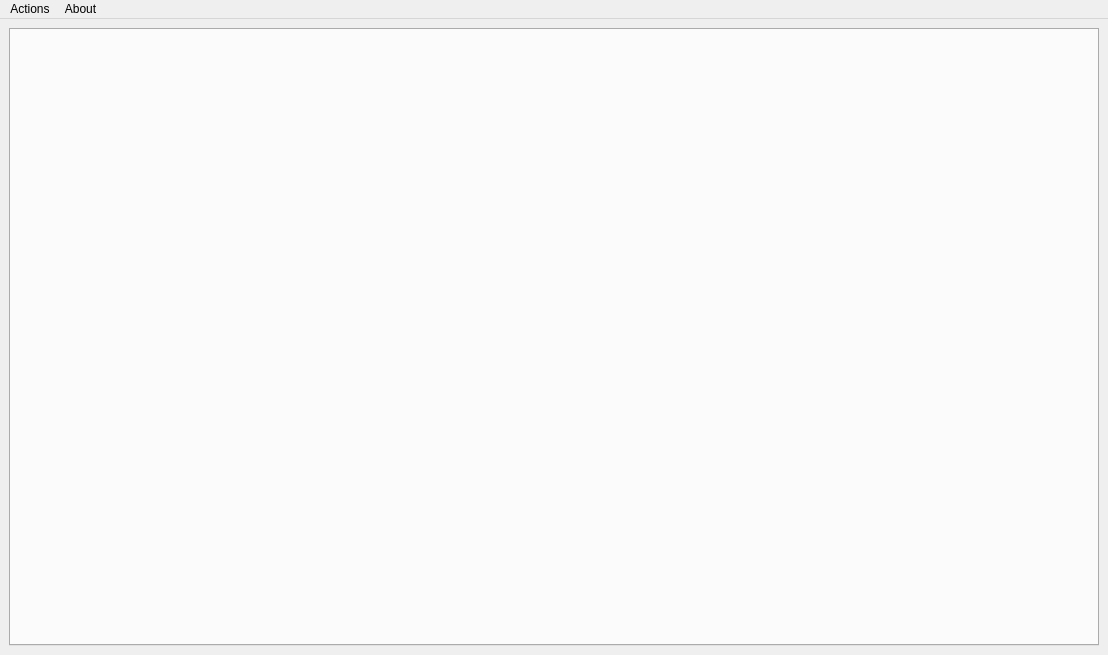
This is src/spool/ui/spool.ui in pyrocko/kite as Qt 5 draws it before an edit. The edited form follows.
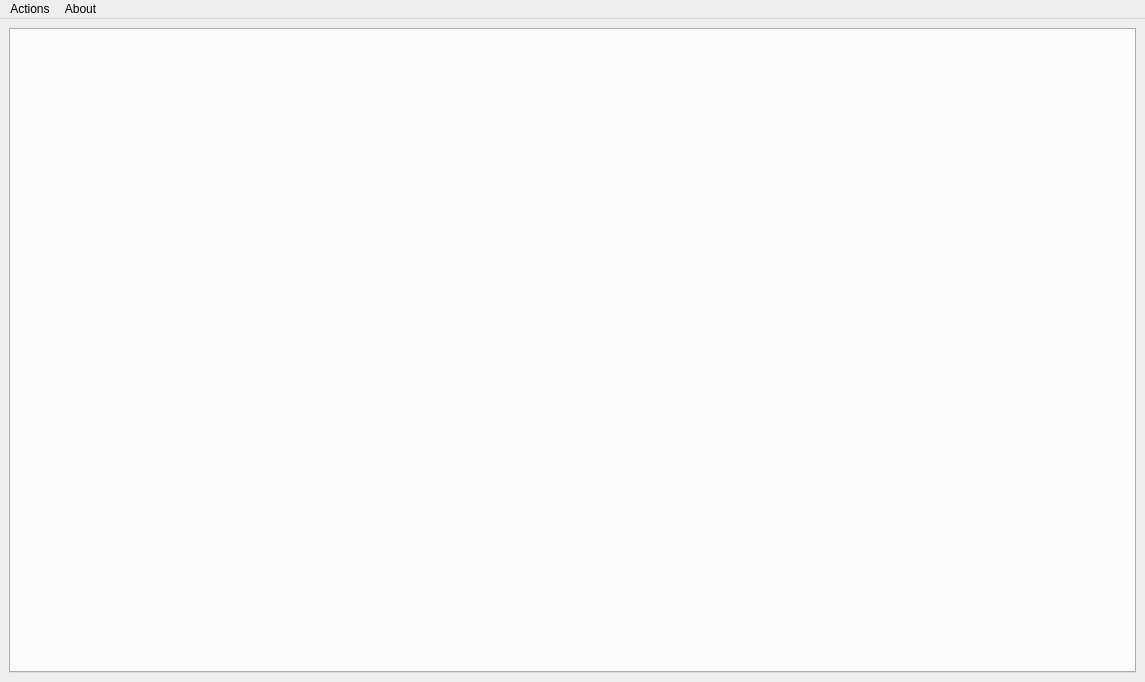
This is the edited form.

Commit message: WIP Config // load/save in GUI

What changed in the file:
```diff
--- a/src/spool/ui/spool.ui
+++ b/src/spool/ui/spool.ui
@@ -6,8 +6,8 @@
    <rect>
     <x>0</x>
     <y>0</y>
-    <width>1108</width>
-    <height>655</height>
+    <width>1145</width>
+    <height>682</height>
    </rect>
   </property>
   <property name="sizePolicy">
@@ -62,7 +62,7 @@
     <rect>
      <x>0</x>
      <y>0</y>
-     <width>1108</width>
+     <width>1145</width>
      <height>21</height>
     </rect>
    </property>
```
Left out of the diff: 35 changed lines with no effect on the pictures. The commit also changes 4 other files.
